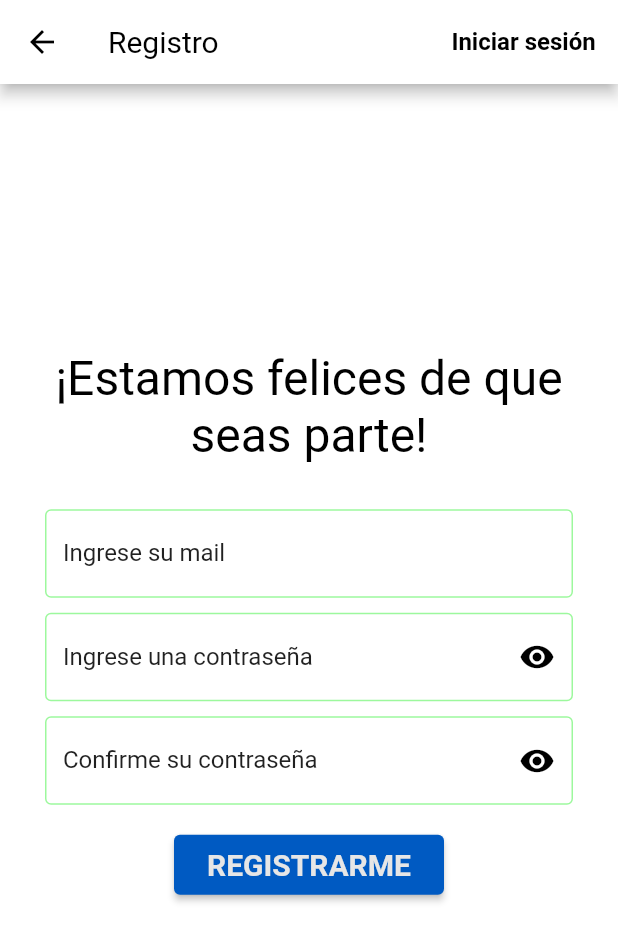
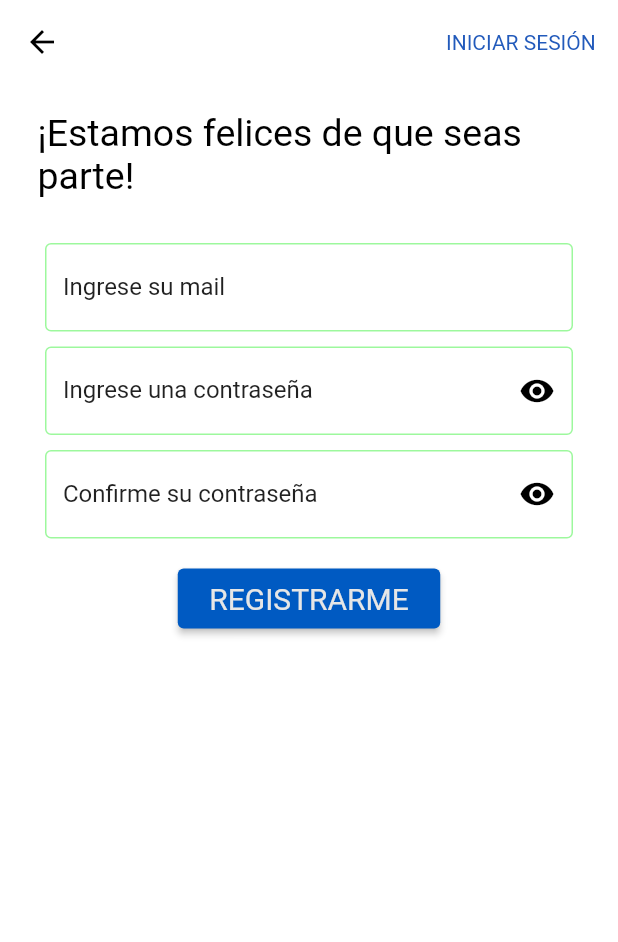
Before and after one commit to No-Country/c9-49-m-flutter, a Flutter app: the RegisterScreen screen opened by its route, on a phone screen of 412 x 824 dp. Shown: the top 942 px of the screen. Run offline on Flutter 3.47's test engine with Material 2 defaults, Android fonts, the phone set to English and light mode, and no system bars; our stand-ins replace cloud_firestore, firebase_auth, firebase_core, firebase_storage, flutter_svg, google_sign_in and 1 more; missing offline and left inert: stream_chat_flutter; accounts and stored records are empty; project files that could hold a hidden picture were left out.

Commit message:
arreglando funcionalidad del appbar de registro y retocando estilos de las fuentes

```diff
--- a/lib/screens/Authentication/register_screen.dart
+++ b/lib/screens/Authentication/register_screen.dart
@@ -1,5 +1,7 @@
 import "package:cloud_firestore/cloud_firestore.dart";
 import "package:firebase_auth/firebase_auth.dart";
+import 'package:flutter_application_1/theme/colors_theme.dart';
+
 import "package:flutter/material.dart";
 import "package:flutter_application_1/widgets/Loaders/circle_loader.dart";
 import "./../../widgets/Inputs/password_input.dart";
@@ -12,12 +14,15 @@ class RegisterScreen extends StatelessWidget {
   Widget build(BuildContext context) {
     return Scaffold(
       appBar: AppBar(
-        title: const Text(
-          'Registro',
-          style: TextStyle(color: Colors.black),
+        leading: IconButton(
+          icon: const Icon(Icons.arrow_back),
+          onPressed: () {
+            Navigator.pushNamed(context, "/");
+          },
         ),
         iconTheme: const IconThemeData(color: Colors.black),
         backgroundColor: Colors.white,
+        elevation: 0,
         actions: [
           ElevatedButton(
               style: ButtonStyle(
@@ -29,24 +34,35 @@ class RegisterScreen extends StatelessWidget {
               onPressed: () {
                 Navigator.pushNamed(context, "/login");
               },
-              child: const Text("Iniciar sesión"))
+              child: const Text(
+                "INICIAR SESIÓN",
+                style: TextStyle(
+                    fontWeight: FontWeight.normal,
+                    color: Color.fromARGB(255, 34, 90, 187),
+                    fontSize: 14),
+              ))
         ],
       ),
-      body: Center(
-        child: Container(
-          color: Colors.white,
-          child: Column(
-            crossAxisAlignment: CrossAxisAlignment.center,
-            mainAxisAlignment: MainAxisAlignment.center,
-            children: const [
-              Text(
+      body: Container(
+        color: Colors.white,
+        child: Column(
+          crossAxisAlignment: CrossAxisAlignment.start,
+          mainAxisAlignment: MainAxisAlignment.start,
+          children: [
+            Container(
+              padding: const EdgeInsets.fromLTRB(25, 18, 0, 0),
+              child: const Text(
                 "¡Estamos felices de que seas parte!",
-                style: TextStyle(fontSize: 32, color: Colors.black),
-                textAlign: TextAlign.center,
+                style: TextStyle(
+                  fontSize: 25,
+                  color: Colors.black,
+                  fontWeight: FontWeight.w500,
+                ),
+                textAlign: TextAlign.start,
               ),
-              FormRegister()
-            ],
-          ),
+            ),
+            const FormRegister()
+          ],
         ),
       ),
     );
@@ -104,7 +120,7 @@ class _FormRegisterState extends State<FormRegister> {
                   autovalidateMode: AutovalidateMode.onUserInteraction,
                   decoration: InputDecoration(
                     labelText: 'Ingrese su mail',
-                    hintText: 'chat_lingo@gmail.com',
+                    hintText: 'ejemplo@gmail.com',
                     suffixIconColor: const Color.fromARGB(255, 0, 0, 0),
                     labelStyle: const TextStyle(
                         color: Color.fromRGBO(0, 0, 0, 0.87), fontSize: 16.0),
@@ -222,11 +238,11 @@ class _FormRegisterState extends State<FormRegister> {
                     }
                   },
                   style: TextButton.styleFrom(
-                      backgroundColor: Color.fromRGBO(0, 90, 194, 1),
-                      minimumSize: const Size(180, 40)),
+                      backgroundColor: const Color.fromRGBO(0, 90, 194, 1),
+                      minimumSize: const Size(175, 40)),
                   child: const Text(
                     "REGISTRARME",
-                    style: TextStyle(fontSize: 20),
+                    style: TextStyle(fontSize: 20, fontWeight: FontWeight.w500),
                   ),
                 ),
               )
--- a/lib/screens/Onboarding/Steps/user_hobbies_step.dart
+++ b/lib/screens/Onboarding/Steps/user_hobbies_step.dart
@@ -62,7 +62,7 @@ class UserHobbiesStep extends StatelessWidget {
         spacing: 10,
         children: hobbiesButtons.map((button) => button).toList(),
       ),
-      SizedBox(
+      const SizedBox(
         height: 80,
       ),
       ElevatedButton(
```
Also changed, not shown: lib/screens/Authentication/login_screen.dart (+7 -4 lines), lib/screens/Onboarding/Steps/lang_level_step.dart (+5 -2 lines), lib/screens/Onboarding/Steps/native_lang_step.dart (+11 -5 lines), lib/screens/Onboarding/Steps/personal_info_step.dart (+10 -4 lines), lib/screens/Onboarding/Steps/target_lang_step.dart (+12 -6 lines).
